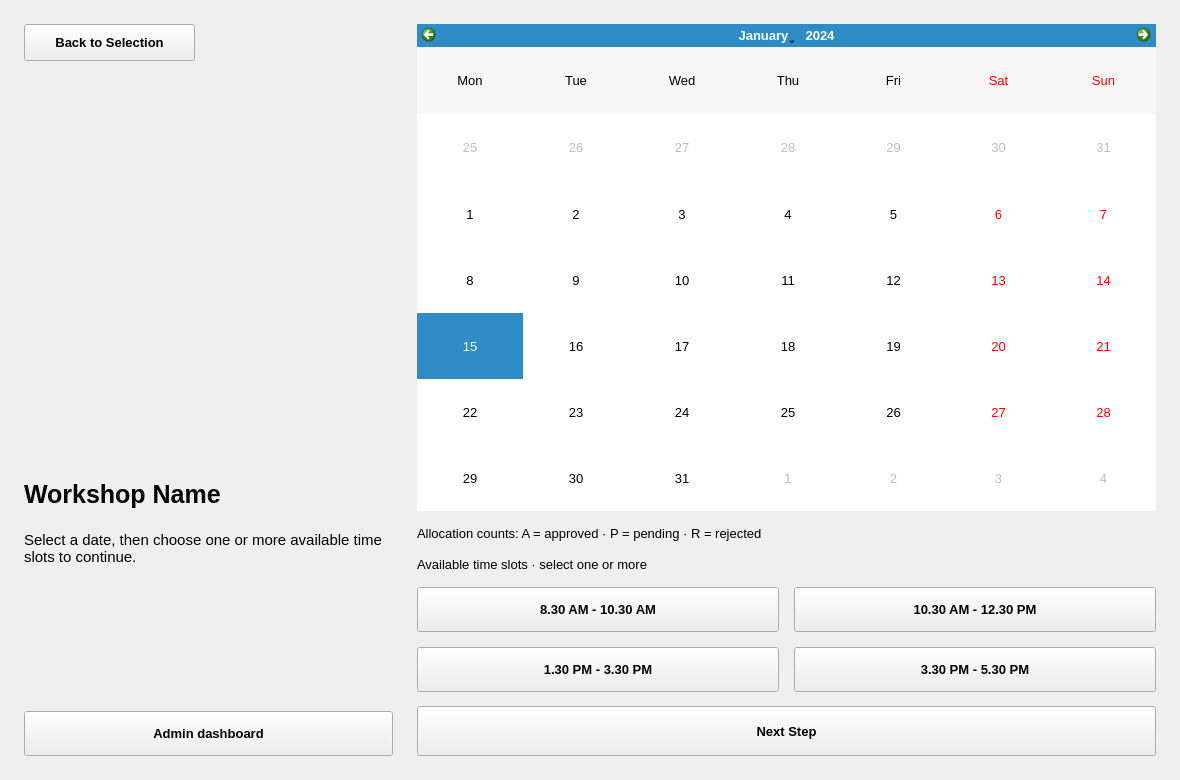
Qt form ui/forms/calander.ui (PPAS-Rashmika/SYNCLAB-Centralized-Workshop-Laboratory-Allocation-Platform) before a commit.
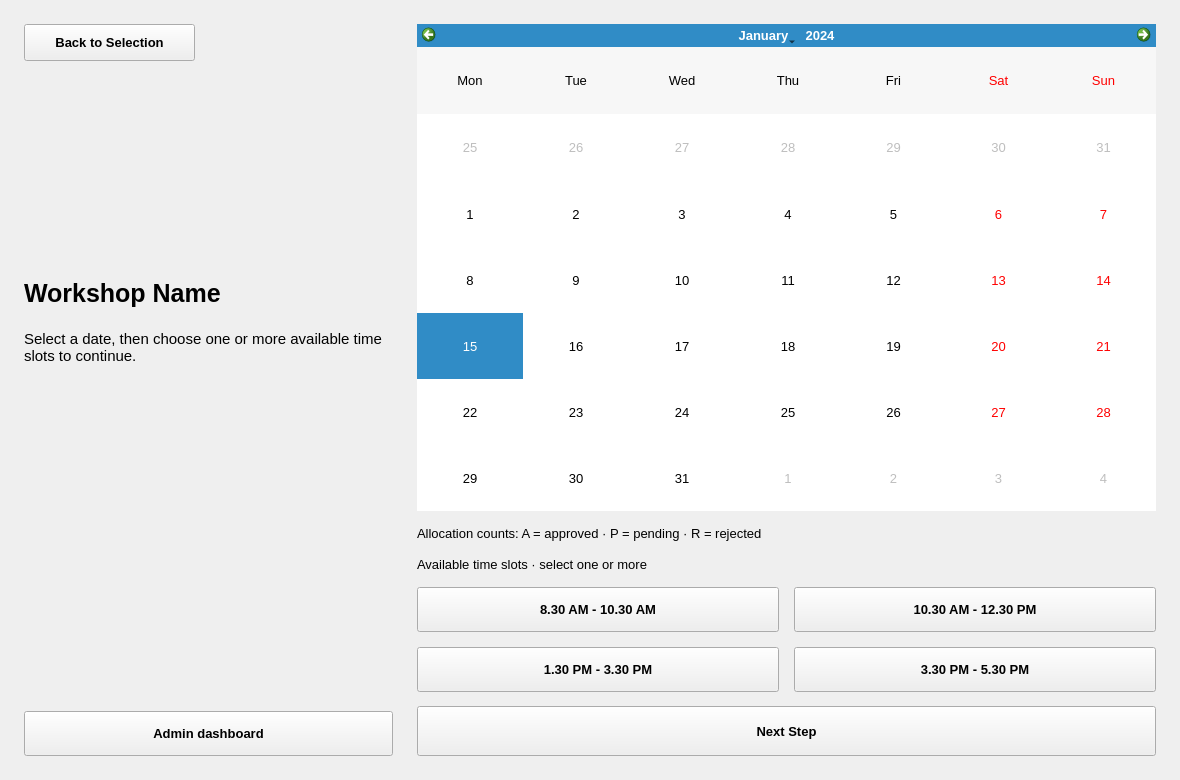
The same form after that commit. Custom widgets are drawn as their Qt base class.

The edit to the form file:
```diff
--- a/ui/forms/calander.ui
+++ b/ui/forms/calander.ui
@@ -58,12 +58,11 @@
    <property name="geometry">
     <rect>
      <x>24</x>
-     <y>290</y>
+     <y>89</y>
      <width>251</width>
      <height>160</height>
     </rect>
    </property>
-   <!-- මෙම control එකේ font නම, size සහ bold බව මෙහි වෙනස් කරන්න. -->
    <property name="font">
     <font>
      <family>Segoe UI</family>
@@ -84,12 +83,11 @@
    <property name="geometry">
     <rect>
      <x>24</x>
-     <y>480</y>
+     <y>279</y>
      <width>369</width>
      <height>51</height>
     </rect>
    </property>
-   <!-- මෙම control එකේ font නම, size සහ bold බව මෙහි වෙනස් කරන්න. -->
    <property name="font">
     <font>
      <family>Segoe UI</family>
@@ -118,12 +116,11 @@
    <property name="geometry">
     <rect>
      <x>24</x>
-     <y>531</y>
+     <y>330</y>
      <width>369</width>
      <height>105</height>
     </rect>
    </property>
-   <!-- මෙම control එකේ font නම, size සහ bold බව මෙහි වෙනස් කරන්න. -->
    <property name="font">
     <font>
      <family>Segoe UI</family>
```
Left out of the diff: 60 changed lines with no effect on the pictures.
